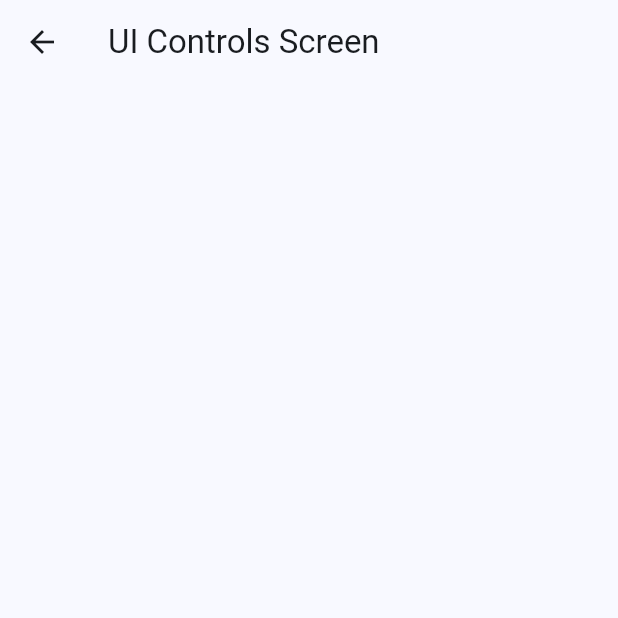
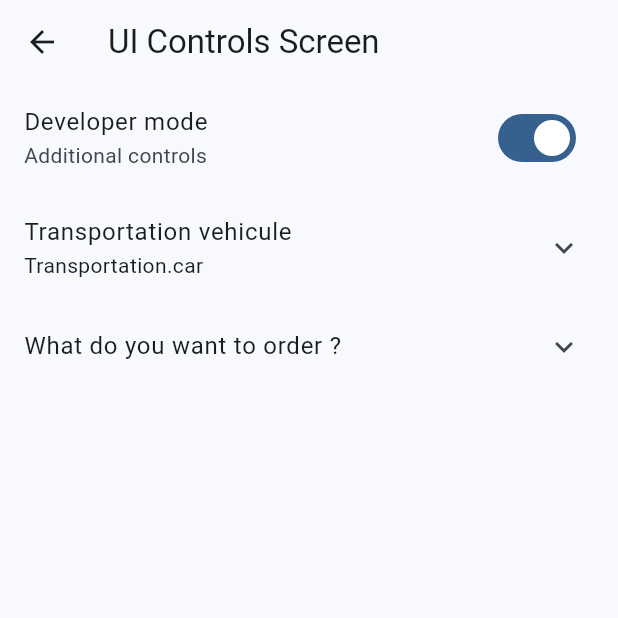
Before and after one commit to matiasbaez/flutter-widgets, a Flutter app: the UiControlScreen screen opened by its route, on a phone screen of 412 x 824 dp, the top half of it. Run offline on Flutter 3.47's test engine with Material 3 defaults, Android fonts, the phone set to English and light mode, and no system bars; our stand-ins replace go_router.

Commit message:
Update ui controls screen

```diff
--- a/lib/presentation/screens/ui_controls/ui_controls_screen.dart
+++ b/lib/presentation/screens/ui_controls/ui_controls_screen.dart
@@ -1,5 +1,7 @@
 
 import 'package:flutter/material.dart';
+
+enum Transportation { car, plane, boat, submarine }
 
 class UiControlScreen extends StatelessWidget {
 
@@ -10,7 +12,125 @@ class UiControlScreen extends StatelessWidget {
   @override
   Widget build(BuildContext context) {
     return Scaffold(
-      appBar: AppBar(title: const Text('UI Controls Screen')),
+      appBar: AppBar(
+        title: const Text('UI Controls Screen')
+      ),
+
+      body: const _UIControlsView()
     );
   }
 }
+
+class _UIControlsView extends StatefulWidget {
+
+  const _UIControlsView();
+
+  @override
+  State<_UIControlsView> createState() => _UIControlsViewState();
+}
+
+class _UIControlsViewState extends State<_UIControlsView> {
+
+  bool isDevelopMode = true;
+  Transportation selectedTransportation = Transportation.car;
+  bool wantsBreakfast = false;
+  bool wantsDinner = false;
+  bool wantsLunch = false;
+
+  @override
+  Widget build(BuildContext context) {
+    return ListView(
+      physics: const ClampingScrollPhysics(),
+      children: [
+
+        SwitchListTile(
+          value: isDevelopMode,
+          title: const Text('Developer mode'),
+          subtitle: const Text('Additional controls'),
+          onChanged: (value) {
+            isDevelopMode = value;
+            setState(() {});
+          }
+        ),
+
+        ExpansionTile(
+          title: const Text('Transportation vehicule'),
+          subtitle: Text('$selectedTransportation'),
+          children: [
+            RadioListTile(
+              title: const Text('By car'),
+              subtitle: const Text('Travel by car'),
+              value: Transportation.car,
+              groupValue: selectedTransportation,
+              onChanged: (value) => setState(() {
+                selectedTransportation = Transportation.car;
+              })
+            ),
+
+            RadioListTile(
+              title: const Text('By plane'),
+              subtitle: const Text('Travel by plane'),
+              value: Transportation.plane,
+              groupValue: selectedTransportation,
+              onChanged: (value) => setState(() {
+                selectedTransportation = Transportation.plane;
+              })
+            ),
+
+            RadioListTile(
+              title: const Text('By boat'),
+              subtitle: const Text('Travel by boat'),
+              value: Transportation.boat,
+              groupValue: selectedTransportation,
+              onChanged: (value) => setState(() {
+                selectedTransportation = Transportation.boat;
+              })
+            ),
+
+            RadioListTile(
+              title: const Text('By submarine'),
+              subtitle: const Text('Travel by submarine'),
+              value: Transportation.submarine,
+              groupValue: selectedTransportation,
+              onChanged: (value) => setState(() {
+                selectedTransportation = Transportation.submarine;
+              })
+            ),
+          ],
+        ),
+
+        ExpansionTile(
+          title: const Text('What do you want to order ?'),
+          children: [
+
+            CheckboxListTile(
+              title: const Text('Breakfast'),
+              value: wantsBreakfast,
+              onChanged: (value) => setState(() {
+                wantsBreakfast = !wantsBreakfast;
+              })
+            ),
+
+            CheckboxListTile(
+              title: const Text('Lunch'),
+              value: wantsLunch,
+              onChanged: (value) => setState(() {
+                wantsLunch = !wantsLunch;
+              })
+            ),
+
+            CheckboxListTile(
+              title: const Text('Dinner'),
+              value: wantsDinner,
+              onChanged: (value) => setState(() {
+                wantsDinner = !wantsDinner;
+              })
+            ),
+
+          ],
+        ),
+
+      ],
+    );
+  }
+}
```
